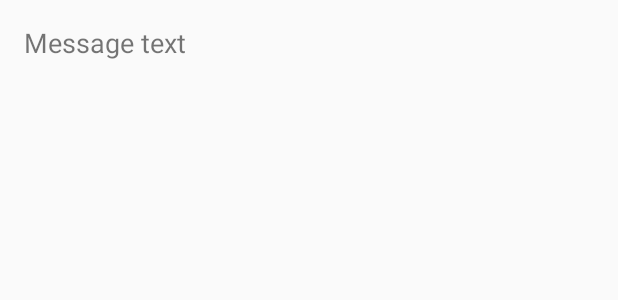
After one commit to agata-tafelska/atchat_android, an Android app: the layout messages_list_item.xml on its own in the app's theme, with its tools: preview values and no code run, on a phone screen of 412 x 824 dp. The commit adds this screen. Shown: the top 300 px of the screen. Run offline under Robolectric (Android 15) with nearby library versions, the phone set to English and light mode, and no system bars.

Commit message:
Implement recycler view for messages list

```diff
--- /dev/null
+++ b/chat/src/main/res/layout/messages_list_item.xml
@@ -0,0 +1,15 @@
+<?xml version="1.0" encoding="utf-8"?>
+<FrameLayout xmlns:android="http://schemas.android.com/apk/res/android"
+    xmlns:tools="http://schemas.android.com/tools"
+    android:layout_width="match_parent"
+    android:layout_height="wrap_content"
+    android:padding="16dp">
+
+    <TextView
+        android:id="@+id/messageTextView"
+        android:layout_width="match_parent"
+        android:layout_height="wrap_content"
+        android:textSize="18sp"
+        tools:text="Message text" />
+
+</FrameLayout>
```
Also changed, not shown: chat/src/main/java/com/example/atchat/ChatActivity.java (+24 -9 lines), chat/src/main/java/com/example/atchat/MessagesAdapter.java (added, +65 -0 lines), chat/src/main/res/layout/activity_chat.xml (+11 -7 lines).
